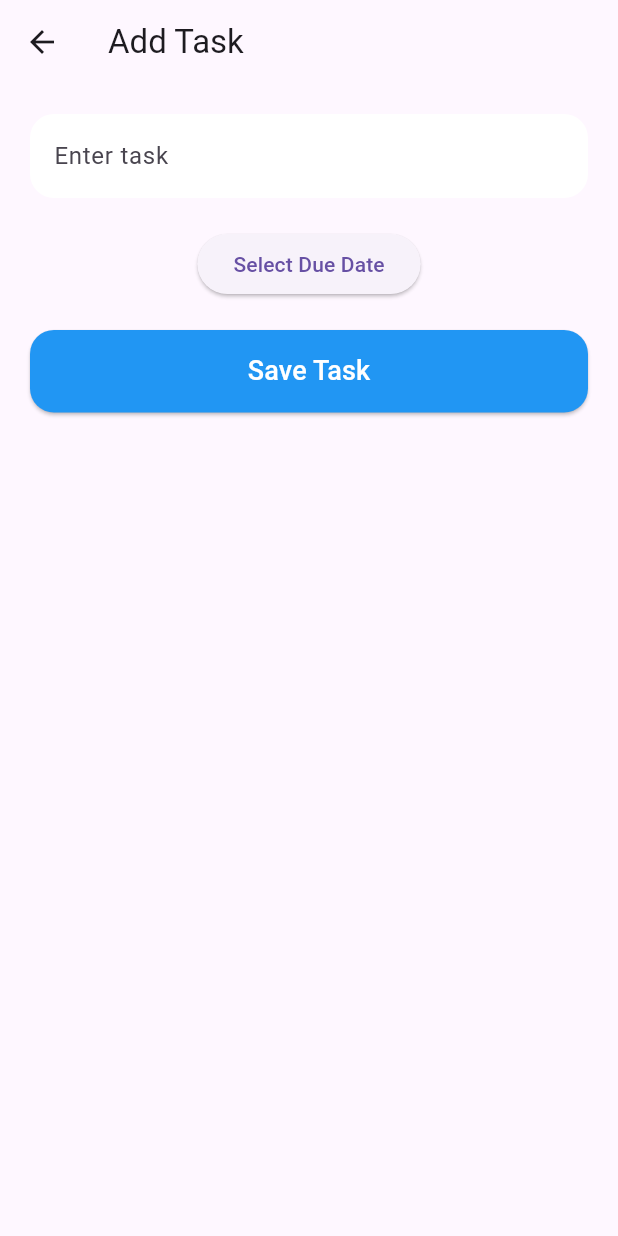
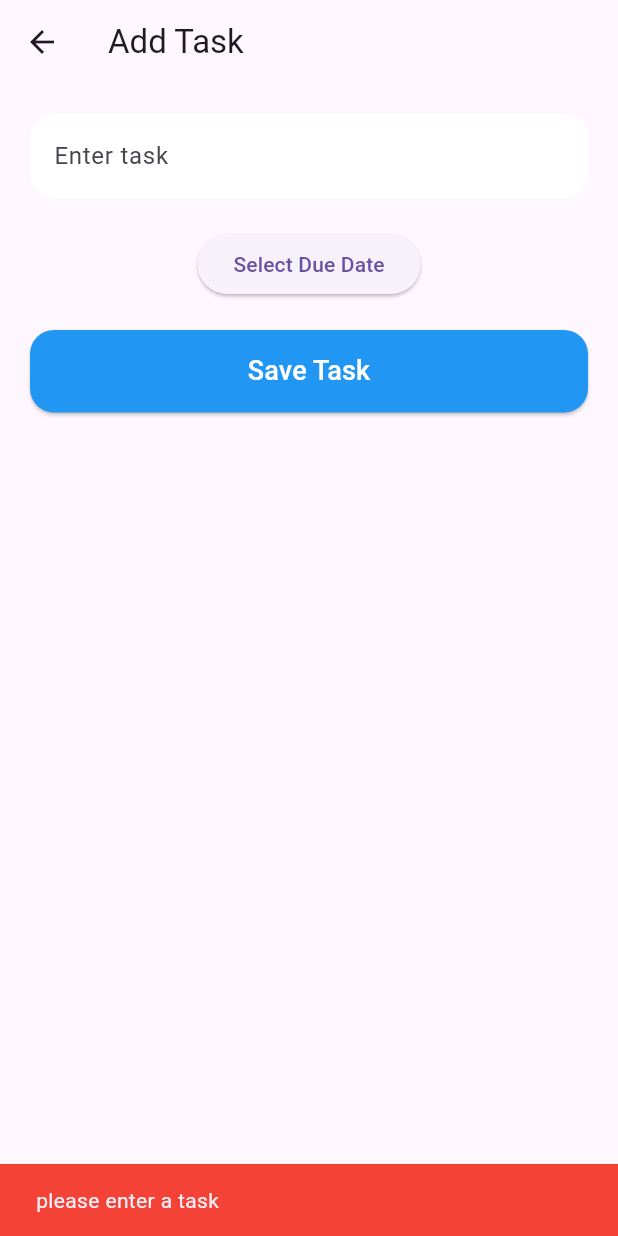
Before and after one commit to amiruushan/StudyFlow-mobile-application, a Flutter app: the AddTaskScreen screen opened directly, after a tap on "Save Task", on a phone screen of 412 x 824 dp. Run offline on Flutter 3.47's test engine with Material 3 defaults, Android fonts, the phone set to English and light mode, and no system bars; our stand-ins replace cloud_firestore, firebase_auth, firebase_core; accounts and stored records are empty.

Commit message:
exeption handling in task adding

```diff
--- a/lib/screens/add_task_screen.dart
+++ b/lib/screens/add_task_screen.dart
@@ -34,7 +34,14 @@ class _AddTaskScreenState extends State<AddTaskScreen> {
 
   Future<void> saveTask() async {
 
-    if (taskController.text.isEmpty) return;
+    if (taskController.text.isEmpty) {
+      _showErrorSnackBar("please enter a task");
+      return;
+    }
+
+    if(selectedDate == null){
+      _showErrorSnackBar("please select a due date");
+    }
 
     await FirebaseFirestore.instance.collection("tasks").add({
 
@@ -43,12 +50,22 @@ class _AddTaskScreenState extends State<AddTaskScreen> {
       "userId":
       FirebaseAuth.instance.currentUser!.uid,
       "createdAt": Timestamp.now(),
-      "dueDate": selectedDate
+      "dueDate": Timestamp.fromDate(selectedDate!)
 
     });
 
     Navigator.pop(context);
 
+  }
+
+  void _showErrorSnackBar(String message) {
+    ScaffoldMessenger.of(context).showSnackBar(
+      SnackBar(
+        content: Text(message),
+        backgroundColor: Colors.red,
+        duration: const Duration(seconds: 3),
+      ),
+    );
   }
 
   @override
```
Also changed, not shown: lib/screens/home_screen.dart (+10 -1 lines).
